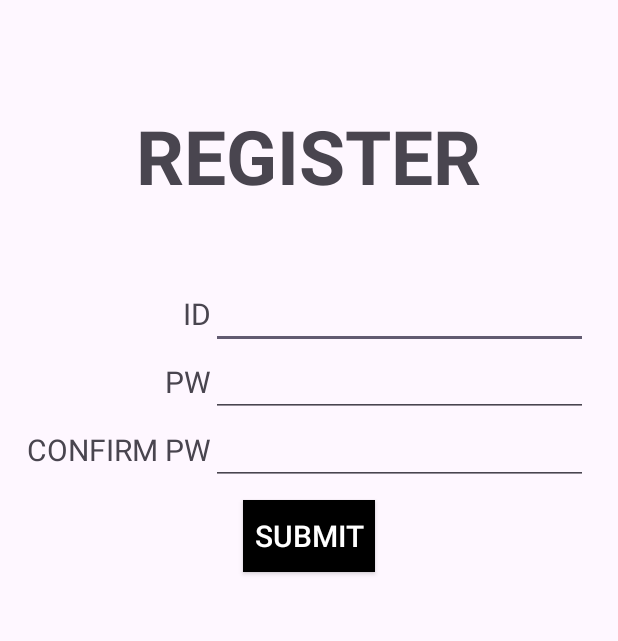
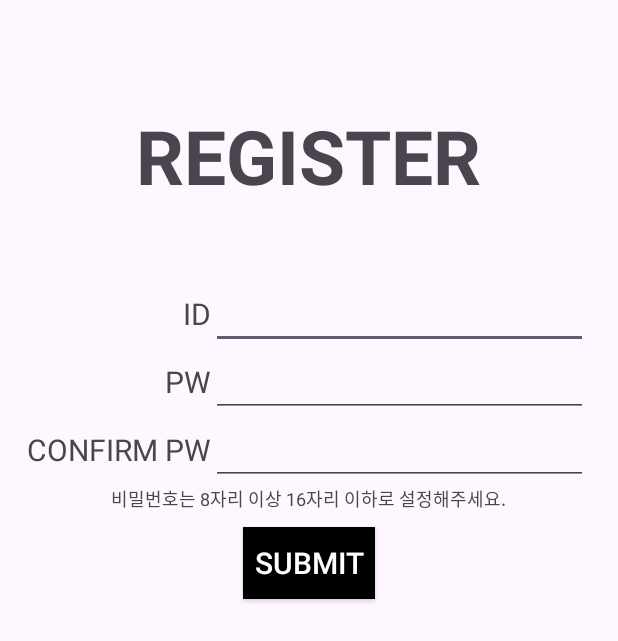
Before and after one commit to hbJeSeong/InAndOut, an Android app: the RegisterActivity screen opened directly, with no data from a screen before it, on a phone screen of 412 x 824 dp. Shown: the top 641 px of the screen. Run offline under Robolectric (Android 15) with nearby library versions, the phone set to English and light mode, and no system bars.

Commit message:
Change Text English to Korean

```diff
--- a/app/src/main/java/com/jshwangbo/inandout/activity/LogActivity.java
+++ b/app/src/main/java/com/jshwangbo/inandout/activity/LogActivity.java
@@ -67,11 +67,11 @@ public class LogActivity extends AppCompatActivity implements MyWidget {
 
             if (!this.ckBoxDate.isChecked()) {
                 bIsBoxChecked = false;
-                Toast.makeText(this, "If you want Specific Day's Data, then Check", Toast.LENGTH_SHORT).show();
+                Toast.makeText(this, "특정 날짜의 정보를 원하면 체크가 필요합니다.", Toast.LENGTH_SHORT).show();
                 this.btnDate.setClickable(false);
             } else {
                 bIsBoxChecked = true;
-                Toast.makeText(this, "If you want all Data, then Uncheck", Toast.LENGTH_SHORT).show();
+                Toast.makeText(this, "모든 정보를 원하면 체크를 해제하시오.", Toast.LENGTH_SHORT).show();
                 this.btnDate.setClickable(true);
             }
 
@@ -111,7 +111,7 @@ public class LogActivity extends AppCompatActivity implements MyWidget {
             date = dateFormat.format(now);
             txtViewDate.setText(date);
 
-            Log.d(TAG, "Get Current Date " + date);
+            Log.d(TAG, ":: initWidget() :: getDate :: " + String.format("[%11s ]", date));
 
         } catch (Exception e){
             date = INIT_DATE;
--- a/app/src/main/res/layout/activity_register.xml
+++ b/app/src/main/res/layout/activity_register.xml
@@ -90,6 +90,12 @@
 
     </LinearLayout>
 
+    <TextView
+        android:layout_width="wrap_content"
+        android:layout_height="wrap_content"
+        android:text="비밀번호는 8자리 이상 16자리 이하로 설정해주세요."
+        android:textSize="12sp"/>
+
     <androidx.appcompat.widget.AppCompatButton
         android:id="@+id/button_submit"
         android:layout_marginHorizontal="20dp"
```
